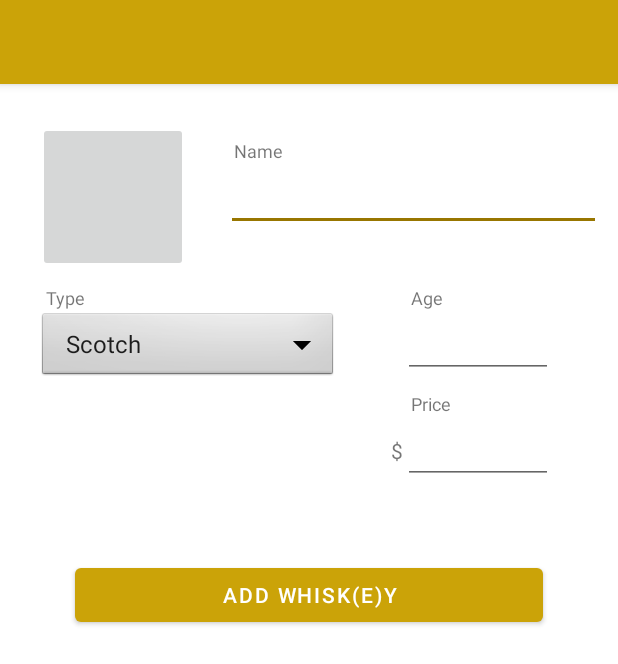
After one commit to SeanSutherland/WhiskeyBuddy, an Android app: the layout activity_add.xml on its own in the app's theme, with its tools: preview values and no code run, on a phone screen of 412 x 824 dp. The commit adds this screen. Shown: the top 664 px of the screen. Run offline under Robolectric (Android 15) with nearby library versions, the phone set to English and light mode, and no system bars.

```diff
--- /dev/null
+++ b/app/src/main/java/com/example/whiskeybuddy/AddWhiskeyActivity.java
@@ -0,0 +1,13 @@
+package com.example.whiskeybuddy;
+
+import android.os.Bundle;
+
+import androidx.appcompat.app.AppCompatActivity;
+
+public class AddWhiskeyActivity extends AppCompatActivity {
+
+    protected void onCreate(Bundle savedInstanceState) {
+        super.onCreate(savedInstanceState);
+        setContentView(R.layout.activity_add);
+    }
+}
--- a/app/src/main/java/com/example/whiskeybuddy/ui/gallery/GalleryFragment.java
+++ b/app/src/main/java/com/example/whiskeybuddy/ui/gallery/GalleryFragment.java
@@ -23,13 +23,7 @@ public class GalleryFragment extends Fragment {
         galleryViewModel =
                 new ViewModelProvider(this).get(GalleryViewModel.class);
         View root = inflater.inflate(R.layout.fragment_gallery, container, false);
-        final TextView textView = root.findViewById(R.id.text_gallery);
-        galleryViewModel.getText().observe(getViewLifecycleOwner(), new Observer<String>() {
-            @Override
-            public void onChanged(@Nullable String s) {
-                textView.setText(s);
-            }
-        });
+
         return root;
     }
 }
--- /dev/null
+++ b/app/src/main/res/layout/activity_add.xml
@@ -0,0 +1,135 @@
+<?xml version="1.0" encoding="utf-8"?>
+<androidx.constraintlayout.widget.ConstraintLayout
+    xmlns:android="http://schemas.android.com/apk/res/android" android:layout_width="match_parent"
+    xmlns:app="http://schemas.android.com/apk/res-auto"
+    android:layout_height="match_parent">
+
+    <com.google.android.material.appbar.AppBarLayout
+        android:id="@+id/appbar"
+        android:layout_width="match_parent"
+        android:layout_height="wrap_content"
+        app:layout_constraintTop_toTopOf="parent"
+        android:theme="@style/Theme.WhiskeyBuddy.AppBarOverlay">
+
+        <androidx.appcompat.widget.Toolbar
+            android:id="@+id/toolbar"
+            android:layout_width="match_parent"
+            android:layout_height="?attr/actionBarSize"
+            android:background="?attr/colorPrimary"
+            app:popupTheme="@style/Theme.WhiskeyBuddy.PopupOverlay" />
+
+    </com.google.android.material.appbar.AppBarLayout>
+
+    <androidx.constraintlayout.widget.ConstraintLayout
+        android:layout_width="match_parent"
+        android:layout_height="0dp"
+        app:layout_constraintTop_toBottomOf="@id/appbar"
+        app:layout_constraintBottom_toBottomOf="parent">
+
+        <ImageButton
+            android:id="@+id/photo"
+            android:layout_width="100dp"
+            android:layout_height="100dp"
+            app:layout_constraintLeft_toLeftOf="parent"
+            app:layout_constraintTop_toTopOf="parent"
+            android:layout_margin="25dp"/>
+
+        <TextView
+            android:layout_width="0dp"
+            android:layout_height="wrap_content"
+            android:text="Name"
+            app:layout_constraintBottom_toTopOf="@+id/name"
+            app:layout_constraintLeft_toLeftOf="@+id/name"
+            android:layout_marginLeft="5dp"
+            android:textSize="12dp"/>
+
+        <EditText
+            android:id="@+id/name"
+            android:layout_width="250dp"
+            android:layout_height="wrap_content"
+            app:layout_constraintLeft_toRightOf="@+id/photo"
+            app:layout_constraintTop_toTopOf="@+id/photo"
+            app:layout_constraintBottom_toBottomOf="@+id/photo"
+            android:layout_margin="25dp"/>
+
+        <TextView
+            android:layout_width="0dp"
+            android:layout_height="wrap_content"
+            android:text="Type"
+            app:layout_constraintBottom_toTopOf="@+id/type"
+            app:layout_constraintLeft_toLeftOf="@+id/type"
+            android:layout_marginLeft="5dp"
+            android:textSize="12dp"/>
+        <Spinner
+            android:id="@+id/type"
+            android:layout_width="200dp"
+            android:layout_height="wrap_content"
+            app:layout_constraintLeft_toLeftOf="parent"
+            app:layout_constraintTop_toBottomOf="@+id/photo"
+            android:background="@android:drawable/btn_dropdown"
+            android:spinnerMode="dropdown"
+            android:entries="@array/whiskey_types"
+            android:layout_margin="25dp"/>
+
+        <TextView
+            android:layout_width="0dp"
+            android:layout_height="wrap_content"
+            android:text="Age"
+            app:layout_constraintBottom_toTopOf="@+id/age"
+            app:layout_constraintLeft_toLeftOf="@+id/age"
+            android:layout_marginLeft="5dp"
+            android:textSize="12dp"/>
+
+        <EditText
+            android:id="@+id/age"
+            android:layout_width="100dp"
+            android:layout_height="wrap_content"
+            app:layout_constraintRight_toRightOf="parent"
+            app:layout_constraintLeft_toRightOf="@+id/type"
+            app:layout_constraintTop_toBottomOf="@+id/photo"
+            android:inputType="number"
+            android:layout_margin="25dp"/>
+
+
+        <TextView
+            android:layout_width="0dp"
+            android:layout_height="wrap_content"
+            android:text="Price"
+            app:layout_constraintBottom_toTopOf="@+id/price"
+            app:layout_constraintLeft_toLeftOf="@+id/price"
+            android:layout_marginLeft="5dp"
+            android:textSize="12dp"/>
+
+        <TextView
+            android:layout_width="0dp"
+            android:layout_height="wrap_content"
+            android:text="$"
+            app:layout_constraintTop_toTopOf="@+id/price"
+            app:layout_constraintBottom_toBottomOf="@+id/price"
+            app:layout_constraintRight_toLeftOf="@+id/price" />
+        <EditText
+            android:id="@+id/price"
+            android:layout_width="100dp"
+            android:layout_height="wrap_content"
+            app:layout_constraintRight_toRightOf="parent"
+            app:layout_constraintLeft_toRightOf="@+id/type"
+            app:layout_constraintTop_toBottomOf="@+id/age"
+            android:inputType="numberDecimal"
+            android:layout_margin="25dp"/>
+
+        <Button
+            android:layout_width="0dp"
+            android:layout_height="wrap_content"
+            android:text="Add Whisk(e)y"
+            app:layout_constraintRight_toRightOf="parent"
+            app:layout_constraintLeft_toLeftOf="parent"
+            app:layout_constraintTop_toBottomOf="@+id/price"
+            android:layout_margin="50dp"/>
+
+
+
+
+    </androidx.constraintlayout.widget.ConstraintLayout>
+
+
+</androidx.constraintlayout.widget.ConstraintLayout>
--- a/app/src/main/res/layout/fragment_gallery.xml
+++ b/app/src/main/res/layout/fragment_gallery.xml
@@ -6,17 +6,10 @@
     android:layout_height="match_parent"
     tools:context=".ui.gallery.GalleryFragment">
 
-    <TextView
-        android:id="@+id/text_gallery"
+    <ImageView
         android:layout_width="match_parent"
         android:layout_height="wrap_content"
-        android:layout_marginStart="8dp"
-        android:layout_marginTop="8dp"
-        android:layout_marginEnd="8dp"
-        android:textAlignment="center"
-        android:textSize="20sp"
-        app:layout_constraintBottom_toBottomOf="parent"
-        app:layout_constraintEnd_toEndOf="parent"
-        app:layout_constraintStart_toStartOf="parent"
-        app:layout_constraintTop_toTopOf="parent" />
+        android:src="@drawable/nosing_wheel"
+        app:layout_constraintTop_toTopOf="parent"/>
+
 </androidx.constraintlayout.widget.ConstraintLayout>
--- /dev/null
+++ b/app/src/main/res/values/arrays.xml
@@ -0,0 +1,12 @@
+<?xml version="1.0" encoding="utf-8"?>
+<resources>
+    <string-array name="whiskey_types">
+        <item>Scotch</item>
+        <item>Bourbon</item>
+        <item>Canadian</item>
+        <item>Irish</item>
+        <item>Rye</item>
+        <item>Japanese</item>
+        <item>Other</item>
+    </string-array>
+</resources>
```
Also changed, not shown: app/src/main/res/drawable/nosing_wheel.png (added), 1 other file.
